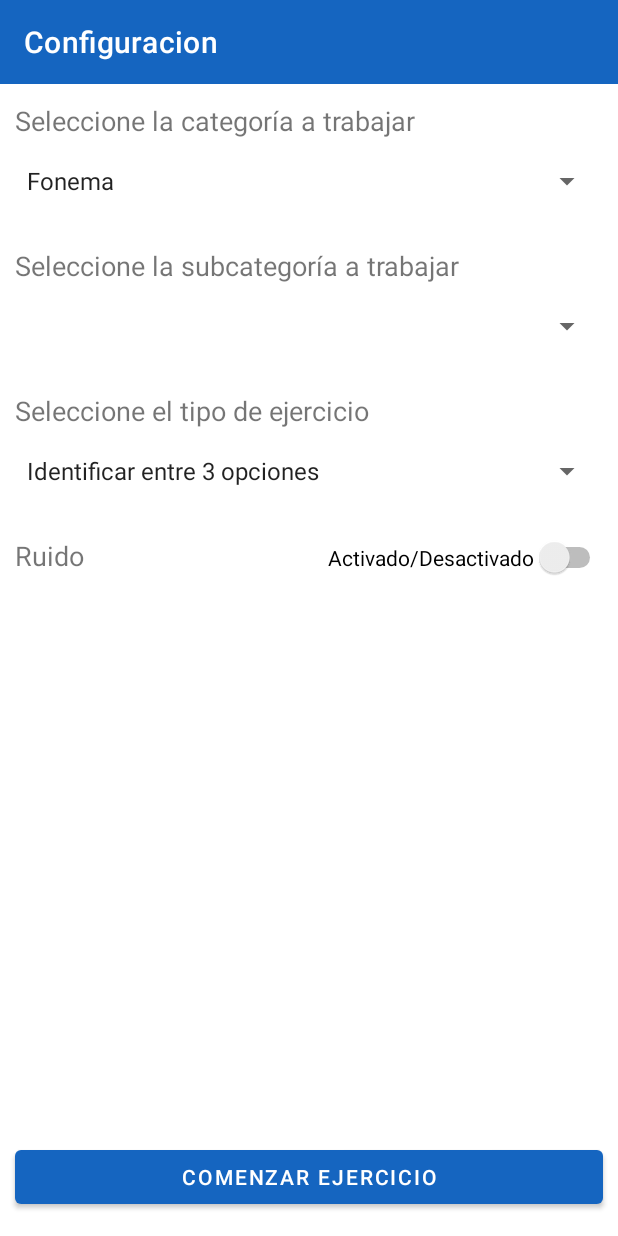
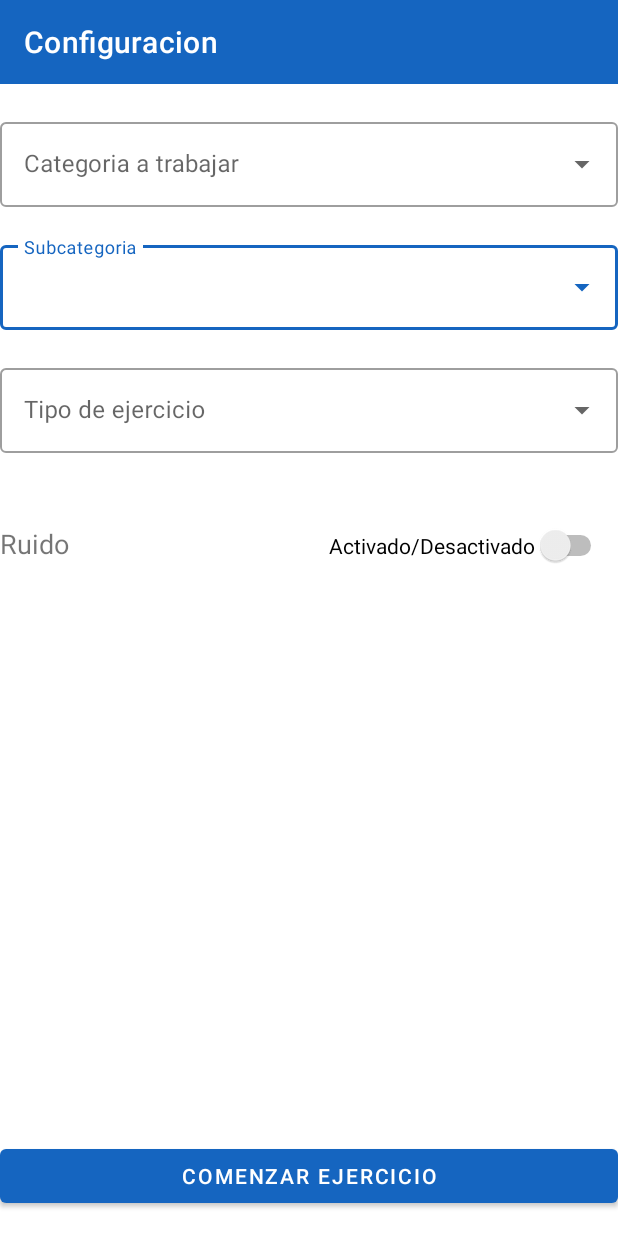
Before and after one commit to BrunoAlan/APP_PS_Fono, an Android app: the Configuracion screen opened directly, with no data from a screen before it, on a phone screen of 412 x 824 dp. Run offline under Robolectric (Android 15) with nearby library versions, the phone set to English and light mode, and no system bars.

Commit message:
Nuevo diseño configuracion ejercicio

```diff
--- a/app/build.gradle
+++ b/app/build.gradle
@@ -21,10 +21,11 @@ android {
 dependencies {
     def room_version = "2.2.1"
     implementation "androidx.room:room-runtime:$room_version"
+    implementation 'androidx.appcompat:appcompat:1.1.0'
     annotationProcessor "androidx.room:room-compiler:$room_version"
 
     implementation fileTree(dir: 'libs', include: ['*.jar'])
-
+    implementation 'com.google.android.material:material:1.2.0-alpha03'
     implementation 'androidx.constraintlayout:constraintlayout:1.1.3'
     implementation 'com.android.support:design:28.0.0'
     implementation 'androidx.lifecycle:lifecycle-extensions:2.1.0'
--- a/app/src/main/java/com/example/myapplication/Configuracion.java
+++ b/app/src/main/java/com/example/myapplication/Configuracion.java
@@ -1,38 +1,37 @@
 package com.example.myapplication;
-
 import android.content.Intent;
 import android.os.Bundle;
 import android.view.View;
 import android.widget.AdapterView;
 import android.widget.ArrayAdapter;
+import android.widget.AutoCompleteTextView;
 import android.widget.Button;
 import android.widget.CompoundButton;
 import android.widget.SeekBar;
-import android.widget.Spinner;
 import android.widget.Switch;
 import android.widget.TextView;
 
 import androidx.appcompat.app.AppCompatActivity;
 import androidx.appcompat.widget.Toolbar;
 
+import com.example.myapplication.datos.TipoSonido;
 import com.example.myapplication.logica.Ejercicio_Completar;
 import com.example.myapplication.logica.Ejercicio_Tres_Opciones;
 
-public class Configuracion extends AppCompatActivity
-        implements AdapterView.OnItemSelectedListener {
+public class Configuracion extends AppCompatActivity {
 
-    String[] tipoDato = {"Fonema", "Palabra", "Oraciones", "Canciones", "Instrumentos", "Estilos Musicales", "Voces Familiares"};
-    String[] tipoDataPalabra = {"Animales", "Colores", "Comidas", "Dias de la Semana", "Meses", "Nombres", "Numeros"};
+    String[] tipoDato = new TipoSonido().getTipoSonido();
+    String[] tipoDataPalabra = new TipoSonido().getTipoDatoPalabra();
     String[] ruido = {"Ambulancia", "Tráfico", "Multitud de gente", "Recreo de niños"};
     String[] tipoEjercicio = {"Identificar entre 3 opciones", "Identificar entre 5 opciones", "Escribir lo que oyó"};
 
-    String confTipoDato;
+    AutoCompleteTextView spinnerTipoDato, spinnerTipoDatoPalabra, spinnerNoise, spinnerTipoEjercicio;
+
     String confSubDato;
     String confTipoEjercio;
     String confRuido;
-    Spinner spinnerCategoria, spinnerSubCategoria, spinnerRuido, spinnerEjercicio;
+
     ArrayAdapter<String> adapterTipoDato, adapterRuido, adapterSubTipoDato, adapterEjercicio;
-
 
     @Override
     protected void onCreate(final Bundle savedInstanceState) {
@@ -41,84 +40,55 @@ public class Configuracion extends AppCompatActivity
         final Toolbar toolbar = findViewById(R.id.toolbar_configuracion);
         toolbar.setTitle("Configuracion");
 
-        spinnerCategoria = findViewById(R.id.spinner_categoria);
-        spinnerSubCategoria = findViewById(R.id.spinner_subCategoria);
-        spinnerRuido = findViewById(R.id.spinner_tipoRuido);
-        spinnerEjercicio = findViewById(R.id.spinner_TipoEjercicio);
+        spinnerTipoDato = findViewById(R.id.tipoDato);
+        spinnerTipoDatoPalabra = findViewById(R.id.tipoDatoPalabra);
+        spinnerTipoEjercicio = findViewById(R.id.tipoEjercicio);
+        spinnerNoise = findViewById(R.id.ruido);
 
+        adapterTipoDato = new ArrayAdapter<>(getApplicationContext(), R.layout.dropdown_menu_popup_item, tipoDato);
+        adapterSubTipoDato = new ArrayAdapter<>(getApplicationContext(), R.layout.dropdown_menu_popup_item, tipoDataPalabra);
+        adapterEjercicio = new ArrayAdapter<>(getApplicationContext(), R.layout.dropdown_menu_popup_item, tipoEjercicio);
+        adapterRuido = new ArrayAdapter<>(getApplicationContext(), R.layout.dropdown_menu_popup_item, ruido);
 
-        adapterTipoDato = new ArrayAdapter(this, android.R.layout.simple_spinner_item, tipoDato);
-        adapterTipoDato.setDropDownViewResource(R.layout.support_simple_spinner_dropdown_item);
-        spinnerCategoria.setAdapter(adapterTipoDato);
+        spinnerTipoDato.setAdapter(adapterTipoDato);
+        spinnerTipoEjercicio.setAdapter(adapterEjercicio);
+        spinnerNoise.setAdapter(adapterRuido);
 
-        adapterRuido = new ArrayAdapter(this, android.R.layout.simple_spinner_item, ruido);
-        adapterRuido.setDropDownViewResource(R.layout.support_simple_spinner_dropdown_item);
-        spinnerRuido.setAdapter(adapterRuido);
-
-        adapterEjercicio = new ArrayAdapter(this, android.R.layout.simple_spinner_item, tipoEjercicio);
-        adapterEjercicio.setDropDownViewResource(R.layout.support_simple_spinner_dropdown_item);
-        spinnerEjercicio.setAdapter(adapterEjercicio);
-
-
-        spinnerCategoria.setOnItemSelectedListener(new AdapterView.OnItemSelectedListener() {
+        spinnerTipoDato.setOnItemClickListener(new AdapterView.OnItemClickListener() {
             @Override
-            public void onItemSelected(AdapterView<?> parent, View view, int position, long id) {
-                String opcion = spinnerCategoria.getSelectedItem().toString();
-                confTipoDato = opcion;
-                if (opcion.equals("Palabra")) {
-                    ArrayAdapter adapter2 = new ArrayAdapter(getApplicationContext(), android.R.layout.simple_spinner_item, tipoDataPalabra);
-                    adapter2.setDropDownViewResource(R.layout.support_simple_spinner_dropdown_item);
-                    spinnerSubCategoria.setAdapter(adapter2);
+            public void onItemClick(AdapterView<?> parent, View view, int position, long id) {
+                String tipo = parent.getItemAtPosition(position).toString();
+                switch (tipo) {
+                    case "Palabra":
+                        spinnerTipoDatoPalabra.setAdapter(adapterSubTipoDato);
+                        break;
                 }
-            }
-
-            @Override
-            public void onNothingSelected(AdapterView<?> parent) {
-
             }
         });
 
-        spinnerSubCategoria.setOnItemSelectedListener(new AdapterView.OnItemSelectedListener() {
+        spinnerTipoDatoPalabra.setOnItemClickListener(new AdapterView.OnItemClickListener() {
             @Override
-            public void onItemSelected(AdapterView<?> parent, View view, int position, long id) {
-                String opcion = spinnerSubCategoria.getSelectedItem().toString();
+            public void onItemClick(AdapterView<?> parent, View view, int position, long id) {
+                String opcion = parent.getItemAtPosition(position).toString();
                 confSubDato = opcion;
-            }
-
-            @Override
-            public void onNothingSelected(AdapterView<?> parent) {
-
             }
         });
 
-
-        spinnerEjercicio.setOnItemSelectedListener(new AdapterView.OnItemSelectedListener() {
+        spinnerTipoEjercicio.setOnItemClickListener(new AdapterView.OnItemClickListener() {
             @Override
-            public void onItemSelected(AdapterView<?> parent, View view, int position, long id) {
-                String opcion = spinnerEjercicio.getSelectedItem().toString();
+            public void onItemClick(AdapterView<?> parent, View view, int position, long id) {
+                String opcion = parent.getItemAtPosition(position).toString();
                 confTipoEjercio = opcion;
-            }
-
-            @Override
-            public void onNothingSelected(AdapterView<?> parent) {
-
             }
         });
 
-
-        spinnerRuido.setOnItemSelectedListener(new AdapterView.OnItemSelectedListener() {
+        spinnerNoise.setOnItemClickListener(new AdapterView.OnItemClickListener() {
             @Override
-            public void onItemSelected(AdapterView<?> parent, View view, int position, long id) {
-                String opcion = spinnerRuido.getSelectedItem().toString();
+            public void onItemClick(AdapterView<?> parent, View view, int position, long id) {
+                String opcion = parent.getItemAtPosition(position).toString();
                 confRuido = opcion;
             }
-
-            @Override
-            public void onNothingSelected(AdapterView<?> parent) {
-
-            }
         });
-
 
         //RUIDO
 
@@ -133,18 +103,16 @@ public class Configuracion extends AppCompatActivity
             @Override
             public void onCheckedChanged(CompoundButton buttonView, boolean isChecked) {
                 if (isChecked) {
-                    spinnerRuido.setVisibility(View.VISIBLE);
+                    spinnerNoise.setVisibility(View.VISIBLE);
                     tvIntensidad.setVisibility(View.VISIBLE);
                     seekBarIntensidad.setVisibility(View.VISIBLE);
                 } else {
-                    spinnerRuido.setVisibility(View.INVISIBLE);
+                    spinnerNoise.setVisibility(View.INVISIBLE);
                     tvIntensidad.setVisibility(View.INVISIBLE);
                     seekBarIntensidad.setVisibility(View.INVISIBLE);
                 }
             }
         });
-
-
         //FINALIZADA LA CONFIGURACIÓN INICIO LA EJERCITACIÓN
 
         btn.setOnClickListener(new View.OnClickListener() {
@@ -173,12 +141,4 @@ public class Configuracion extends AppCompatActivity
             }
         });
     }
-
-    @Override
-    public void onItemSelected(AdapterView<?> parent, View view, int position, long id) {
-    }
-
-    @Override
-    public void onNothingSelected(AdapterView<?> parent) {
-    }
 }
--- a/app/src/main/java/com/example/myapplication/MainActivity.java
+++ b/app/src/main/java/com/example/myapplication/MainActivity.java
@@ -87,7 +87,7 @@ public class MainActivity extends AppCompatActivity implements NavigationView.On
     public boolean onNavigationItemSelected(@NonNull MenuItem menuItem) {
         int id = menuItem.getItemId();
         if (id == R.id.añadirSonido) {
-            Intent intent = new Intent(getApplicationContext(), AgregrarSonido.class);
+            Intent intent = new Intent(getApplicationContext(), ConfiguracionAgregarSonido.class);
             miDrawerLayout.closeDrawer(GravityCompat.START);
             startActivity(intent);
         }
--- a/app/src/main/res/layout/activity_configuracion.xml
+++ b/app/src/main/res/layout/activity_configuracion.xml
@@ -4,161 +4,158 @@
     xmlns:tools="http://schemas.android.com/tools"
     android:layout_width="match_parent"
     android:layout_height="match_parent"
-    tools:context=".Configuracion"
-    >
+    tools:context=".Configuracion">
+
     <androidx.appcompat.widget.Toolbar
         android:id="@+id/toolbar_configuracion"
-        android:layout_width="match_parent"
-        android:layout_height="56dp"
+        android:layout_width="0dp"
+        android:layout_height="wrap_content"
         android:background="@color/colorPrimary"
+        app:layout_constraintEnd_toEndOf="parent"
+        app:layout_constraintStart_toStartOf="parent"
         app:layout_constraintTop_toTopOf="parent"
         app:titleTextColor="@android:color/white" />
 
 
-    <Spinner
-        android:id="@+id/spinner_TipoEjercicio"
+    <com.google.android.material.textfield.TextInputLayout
+        android:id="@+id/textInput_subcategoria"
+        style="@style/Widget.MaterialComponents.TextInputLayout.OutlinedBox.ExposedDropdownMenu"
+        android:layout_width="0dp"
+        android:layout_height="wrap_content"
+        android:layout_marginTop="20dp"
+        app:layout_constraintEnd_toEndOf="parent"
+        app:layout_constraintHorizontal_bias="0.0"
+        app:layout_constraintStart_toStartOf="parent"
+        app:layout_constraintTop_toBottomOf="@+id/textInput_categoria">
+
+        <androidx.appcompat.widget.AppCompatAutoCompleteTextView
+            android:id="@+id/tipoDatoPalabra"
             android:layout_width="match_parent"
             android:layout_height="wrap_content"
-        android:layout_marginRight="10dp"
-        android:layout_marginLeft="10dp"
-        android:layout_marginTop="16dp"
-        app:layout_constraintTop_toBottomOf="@+id/tvTipoEjercicio"
-        tools:layout_editor_absoluteX="10dp"
-        />
+            android:editable="false"
+            android:hint="Subcategoria">
 
-    <TextView
-        android:id="@+id/tvTipoEjercicio"
+        </androidx.appcompat.widget.AppCompatAutoCompleteTextView>
+    </com.google.android.material.textfield.TextInputLayout>
+
+    <com.google.android.material.textfield.TextInputLayout
+        android:id="@+id/textInput_categoria"
+        style="@style/Widget.MaterialComponents.TextInputLayout.OutlinedBox.ExposedDropdownMenu"
+        android:layout_width="0dp"
+        android:layout_height="wrap_content"
+        android:layout_marginTop="20dp"
+        app:layout_constraintEnd_toEndOf="parent"
+        app:layout_constraintHorizontal_bias="0.0"
+        app:layout_constraintStart_toStartOf="parent"
+        app:layout_constraintTop_toBottomOf="@+id/toolbar_configuracion">
+
+        <androidx.appcompat.widget.AppCompatAutoCompleteTextView
+            android:id="@+id/tipoDato"
+            android:layout_width="match_parent"
+            android:layout_height="match_parent"
+            android:editable="false"
+            android:hint="Categoria a trabajar">
+
+        </androidx.appcompat.widget.AppCompatAutoCompleteTextView>
+    </com.google.android.material.textfield.TextInputLayout>
+
+    <com.google.android.material.textfield.TextInputLayout
+        android:id="@+id/textInput_tipoEjercicio"
+        style="@style/Widget.MaterialComponents.TextInputLayout.OutlinedBox.ExposedDropdownMenu"
+        android:layout_width="0dp"
+        android:layout_height="wrap_content"
+        android:layout_marginTop="20dp"
+        app:layout_constraintEnd_toEndOf="parent"
+        app:layout_constraintHorizontal_bias="0.0"
+        app:layout_constraintStart_toStartOf="parent"
+        app:layout_constraintTop_toBottomOf="@+id/textInput_subcategoria">
+
+        <androidx.appcompat.widget.AppCompatAutoCompleteTextView
+
+            android:id="@+id/tipoEjercicio"
             android:layout_width="match_parent"
             android:layout_height="wrap_content"
-        android:layout_marginTop="32dp"
-        android:layout_marginRight="10dp"
-        android:layout_marginLeft="10dp"
-        android:text="Seleccione el tipo de ejercicio"
-        android:textSize="18dp"
-        app:layout_constraintTop_toBottomOf="@+id/spinner_subCategoria"
-        tools:layout_editor_absoluteX="0dp" />
+            android:editable="false"
+            android:hint="Tipo de ejercicio"></androidx.appcompat.widget.AppCompatAutoCompleteTextView>
+    </com.google.android.material.textfield.TextInputLayout>
 
-
-
-
-    <TextView
-        android:id="@+id/tvCategoria"
+    <com.google.android.material.textfield.TextInputLayout
+        android:id="@+id/textInput_ruido"
+        style="@style/Widget.MaterialComponents.TextInputLayout.OutlinedBox.ExposedDropdownMenu"
         android:layout_width="match_parent"
         android:layout_height="wrap_content"
-        android:layout_marginLeft="10dp"
-        android:layout_marginRight="10dp"
-        android:layout_marginTop="12dp"
-        android:textSize="18dp"
-        android:text="Seleccione la categoría a trabajar"
-        app:layout_constraintTop_toBottomOf="@+id/toolbar_configuracion"
-        tools:layout_editor_absoluteX="0dp" />
+        android:layout_marginTop="49dp"
+        app:layout_constraintEnd_toEndOf="parent"
+        app:layout_constraintHorizontal_bias="0.0"
+        app:layout_constraintStart_toStartOf="parent"
+        app:layout_constraintTop_toBottomOf="@+id/switchRuido"
+        android:visibility="invisible">
 
-
-    <Spinner
-        android:id="@+id/spinner_categoria"
+        <androidx.appcompat.widget.AppCompatAutoCompleteTextView
+            android:id="@+id/ruido"
             android:layout_width="match_parent"
             android:layout_height="wrap_content"
-        android:layout_marginLeft="10dp"
-        android:layout_marginRight="10dp"
-        android:layout_marginTop="16dp"
-        app:layout_constraintTop_toBottomOf="@+id/tvCategoria"
-        tools:layout_editor_absoluteX="16dp" />
+            android:hint="Ruido"></androidx.appcompat.widget.AppCompatAutoCompleteTextView>
 
-    <TextView
-        android:id="@+id/tvSubcategoria"
-        android:layout_width="match_parent"
-        android:layout_height="wrap_content"
-        android:layout_marginLeft="10dp"
-        android:layout_marginRight="10dp"
-        android:layout_marginTop="32dp"
-        android:text="Seleccione la subcategoría a trabajar"
-        android:textSize="18dp"
-        app:layout_constraintTop_toBottomOf="@+id/spinner_categoria"
-        tools:layout_editor_absoluteX="0dp" />
-
-    <Spinner
-        android:id="@+id/spinner_subCategoria"
-        android:layout_width="match_parent"
-        android:layout_height="wrap_content"
-        android:layout_marginLeft="10dp"
-        android:layout_marginRight="10dp"
-        android:layout_marginTop="16dp"
-        app:layout_constraintTop_toBottomOf="@+id/tvSubcategoria"
-        tools:layout_editor_absoluteX="16dp" />
-
-
-    <TextView
-        android:id="@+id/tvRuido"
-        android:layout_width="match_parent"
-        android:layout_height="wrap_content"
-        android:layout_marginTop="32dp"
-        android:layout_marginLeft="10dp"
-        android:layout_marginRight="10dp"
-        android:text="Ruido"
-        android:textSize="18dp"
-        app:layout_constraintTop_toBottomOf="@+id/spinner_TipoEjercicio"
-        tools:layout_editor_absoluteX="0dp" />
+    </com.google.android.material.textfield.TextInputLayout>
 
     <Switch
         android:id="@+id/switchRuido"
         android:layout_width="wrap_content"
         android:layout_height="wrap_content"
-        android:layout_marginTop="32dp"
-        android:layout_marginEnd="8dp"
+        android:layout_marginEnd="7dp"
         android:text="Activado/Desactivado"
-        app:layout_constraintEnd_toEndOf="parent"
-        app:layout_constraintTop_toBottomOf="@+id/spinner_TipoEjercicio" />
-
-    <Spinner
-        android:id="@+id/spinner_tipoRuido"
-        android:layout_width="match_parent"
-        android:layout_height="wrap_content"
-        android:layout_marginLeft="10dp"
-        android:layout_marginRight="10dp"
-        android:layout_marginTop="16dp"
-        android:visibility="invisible"
-        app:layout_constraintTop_toBottomOf="@+id/tvRuido"
-        tools:layout_editor_absoluteX="0dp" />
+        app:layout_constraintBaseline_toBaselineOf="@+id/tvRuido"
+        app:layout_constraintEnd_toEndOf="parent" />
 
     <Button
         android:id="@+id/btn_ejercicio"
-        android:layout_width="match_parent"
+        android:layout_width="0dp"
         android:layout_height="wrap_content"
-        android:layout_marginBottom="15dp"
-        android:layout_marginRight="10dp"
-        android:layout_marginLeft="10dp"
+        android:layout_marginBottom="16dp"
         android:text="Comenzar Ejercicio"
         app:layout_constraintBottom_toBottomOf="parent"
-        tools:layout_editor_absoluteX="161dp" />
+        app:layout_constraintEnd_toEndOf="parent"
+        app:layout_constraintHorizontal_bias="0.0"
+        app:layout_constraintStart_toStartOf="parent" />
+
+    <TextView
+        android:id="@+id/tvRuido"
+        android:layout_width="0dp"
+        android:layout_height="wrap_content"
+        android:layout_marginTop="48dp"
+        android:text="Ruido"
+        android:textSize="18dp"
+        app:layout_constraintEnd_toEndOf="parent"
+        app:layout_constraintHorizontal_bias="0.0"
+        app:layout_constraintStart_toStartOf="parent"
+        app:layout_constraintTop_toBottomOf="@+id/textInput_tipoEjercicio" />
 
     <TextView
         android:id="@+id/tvIntensidad"
-        android:layout_width="match_parent"
+        android:layout_width="0dp"
         android:layout_height="wrap_content"
-        android:layout_marginLeft="10dp"
-        android:layout_marginRight="10dp"
-        android:layout_marginTop="36dp"
+        android:layout_marginTop="28dp"
         android:text="Intensidad del ruido"
         android:textSize="18dp"
         android:visibility="invisible"
-        app:layout_constraintTop_toBottomOf="@+id/spinner_tipoRuido"
-        tools:layout_editor_absoluteX="12dp" />
+        app:layout_constraintEnd_toEndOf="parent"
+        app:layout_constraintHorizontal_bias="0.0"
+        app:layout_constraintStart_toStartOf="parent"
+        app:layout_constraintTop_toBottomOf="@+id/textInput_ruido" />
 
     <SeekBar
         android:id="@+id/seekBar"
         style="@style/Widget.AppCompat.SeekBar"
-        android:layout_width="match_parent"
+        android:layout_width="0dp"
         android:layout_height="wrap_content"
-        android:layout_marginLeft="30dp"
-        android:layout_marginTop="10dp"
-        android:layout_marginRight="30dp"
+        android:layout_marginTop="20dp"
         android:max="100"
         android:progress="1"
         android:visibility="invisible"
-        app:layout_constraintBottom_toTopOf="@+id/btn_ejercicio"
         app:layout_constraintEnd_toEndOf="parent"
+        app:layout_constraintHorizontal_bias="0.0"
         app:layout_constraintStart_toStartOf="parent"
         app:layout_constraintTop_toBottomOf="@+id/tvIntensidad" />
 
-
 </androidx.constraintlayout.widget.ConstraintLayout>
--- a/app/src/main/res/layout/practica_item.xml
+++ b/app/src/main/res/layout/practica_item.xml
@@ -4,7 +4,6 @@
     android:layout_height="wrap_content"
     xmlns:app="http://schemas.android.com/apk/res-auto"
     android:orientation="vertical">
-
 
     <androidx.cardview.widget.CardView
         android:layout_width="match_parent"
@@ -22,7 +21,7 @@
             android:id="@+id/textViewNombreSonido"
             android:layout_width="match_parent"
             android:layout_height="match_parent"
-            android:textSize="25dp"
+            android:textSize="14sp"
             android:text="Item"/>
 
     </androidx.cardview.widget.CardView>
--- a/build.gradle
+++ b/build.gradle
@@ -7,7 +7,7 @@ buildscript {
 
     }
     dependencies {
-        classpath 'com.android.tools.build:gradle:3.5.0'
+        classpath 'com.android.tools.build:gradle:3.5.3'
 
         // NOTE: Do not place your application dependencies here; they belong
         // in the individual module build.gradle files
```
Also changed, not shown: app/src/main/AndroidManifest.xml (+8 -1 lines), app/src/main/java/com/example/myapplication/AgregarSonido.java (added, +88 -0 lines), app/src/main/java/com/example/myapplication/logica/Ejercicio_Tres_Opciones.java (+5 -11 lines), app/src/main/res/layout/activity_agregar_sonido.xml (added, +48 -0 lines), app/src/main/res/layout/asd.xml (added, +102 -0 lines), app/src/main/res/layout/dropdown_menu_popup_item.xml (added, +8 -0 lines). Lines whose indentation alone changed are shown as unchanged.
